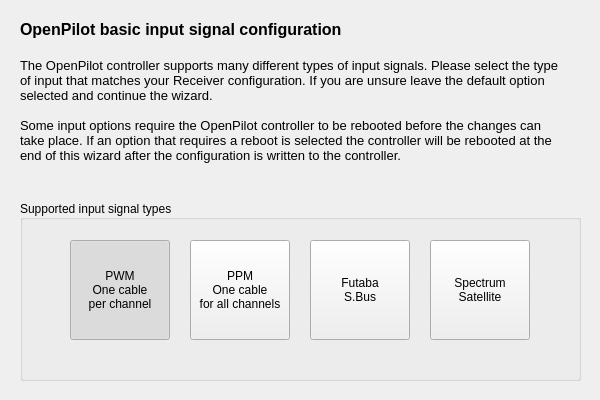
The window that ground/openpilotgcs/src/plugins/setupwizard/pages/inputpage.ui (openpilot/OpenPilot) describes before a commit, drawn with Qt 5.
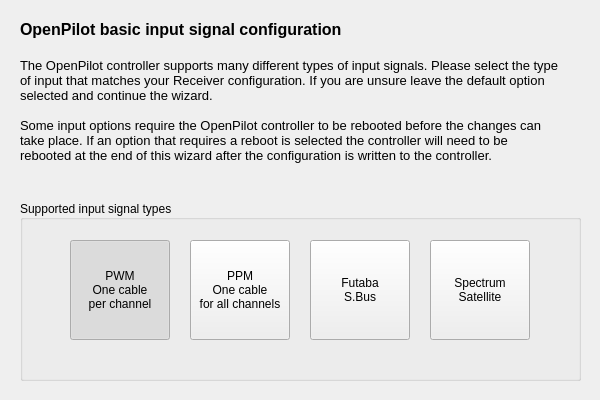
The same window after the commit.

Commit message: Added button imgaes for the wizard and created a resource file to host them.

```diff
--- a/ground/openpilotgcs/src/plugins/setupwizard/pages/inputpage.ui
+++ b/ground/openpilotgcs/src/plugins/setupwizard/pages/inputpage.ui
@@ -31,7 +31,7 @@
 &lt;p style=&quot;-qt-paragraph-type:empty; margin-top:0px; margin-bottom:0px; margin-left:0px; margin-right:0px; -qt-block-indent:0; text-indent:0px; font-size:12pt; font-weight:600;&quot;&gt;&lt;/p&gt;
 &lt;p style=&quot; margin-top:0px; margin-bottom:0px; margin-left:0px; margin-right:0px; -qt-block-indent:0; text-indent:0px;&quot;&gt;&lt;span style=&quot; font-size:10pt;&quot;&gt;The OpenPilot controller supports many different types of input signals. Please select the type of input that matches your Receiver configuration. If you are unsure leave the default option selected and continue the wizard.&lt;/span&gt;&lt;/p&gt;
 &lt;p style=&quot;-qt-paragraph-type:empty; margin-top:0px; margin-bottom:0px; margin-left:0px; margin-right:0px; -qt-block-indent:0; text-indent:0px; font-size:10pt;&quot;&gt;&lt;/p&gt;
-&lt;p style=&quot; margin-top:0px; margin-bottom:0px; margin-left:0px; margin-right:0px; -qt-block-indent:0; text-indent:0px;&quot;&gt;&lt;span style=&quot; font-size:10pt;&quot;&gt;Some input options require the OpenPilot controller to be rebooted before the changes can take place. If an option that requires a reboot is selected the controller will be rebooted at the end of this wizard after the configuration is written to the controller.&lt;/span&gt;&lt;/p&gt;&lt;/body&gt;&lt;/html&gt;</string>
+&lt;p style=&quot; margin-top:0px; margin-bottom:0px; margin-left:0px; margin-right:0px; -qt-block-indent:0; text-indent:0px;&quot;&gt;&lt;span style=&quot; font-size:10pt;&quot;&gt;Some input options require the OpenPilot controller to be rebooted before the changes can take place. If an option that requires a reboot is selected the controller will need to be rebooted at the end of this wizard after the configuration is written to the controller.&lt;/span&gt;&lt;/p&gt;&lt;/body&gt;&lt;/html&gt;</string>
    </property>
    <property name="alignment">
     <set>Qt::AlignLeading|Qt::AlignLeft|Qt::AlignTop</set>
```
The commit also changes 15 other files.
